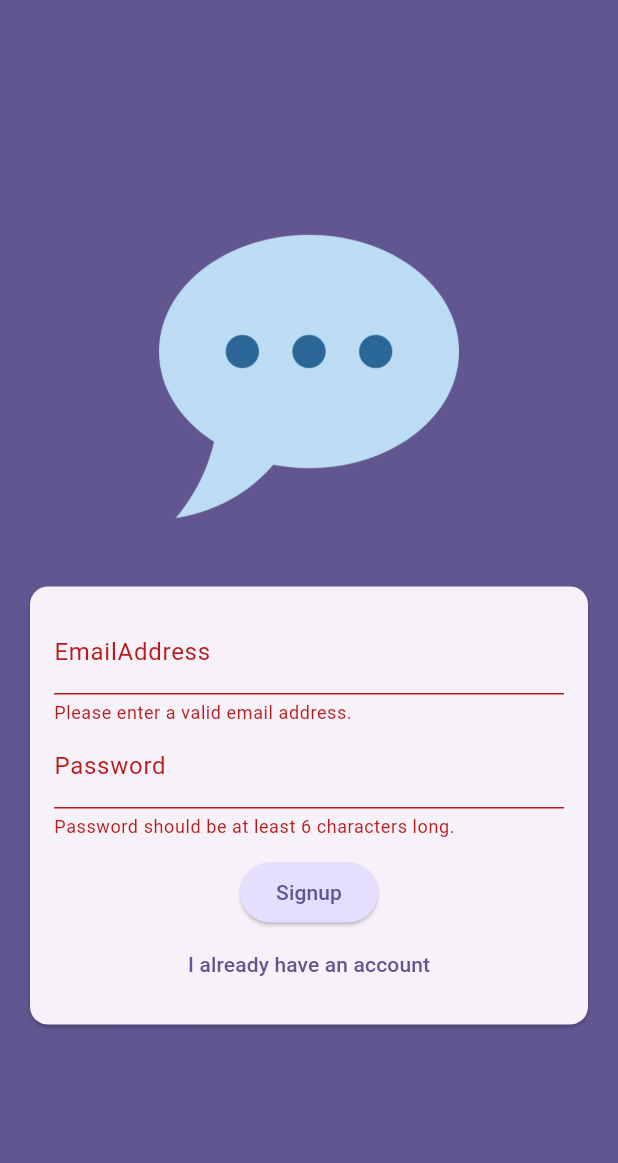
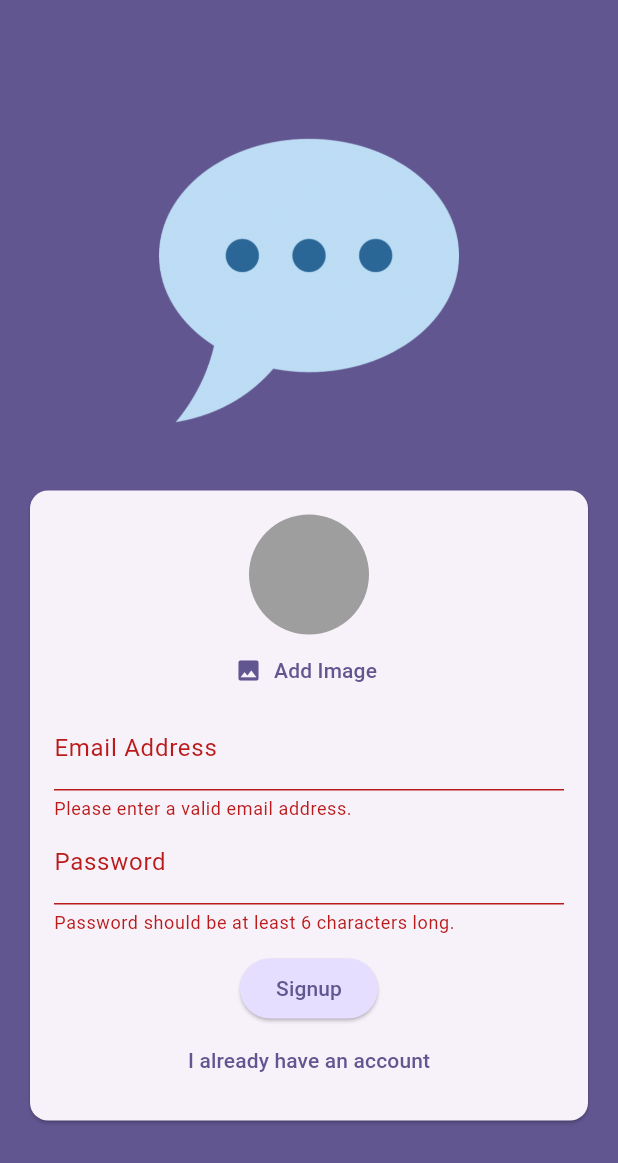
Before and after one commit to JaneGH/flutter-chat-app, a Flutter app: the screen it shows after launch, after a tap on "Login", after a tap on "Create an account", on a phone screen of 412 x 824 dp. Shown: the top 1163 px of the screen. Run offline on Flutter 3.47's test engine with Material 3 defaults, Android fonts, the phone set to English and light mode, and no system bars; our stand-ins replace cloud_firestore, firebase_auth, firebase_core, flutter_dotenv, image_picker; accounts and stored records are empty.

Commit message:
added auth to firebase

```diff
--- a/lib/main.dart
+++ b/lib/main.dart
@@ -1,10 +1,14 @@
 import 'package:flutter/material.dart';
+import 'package:firebase_auth/firebase_auth.dart';
+import 'package:firebase_core/firebase_core.dart';
 import 'package:flutter_chat_app/screens/auth.dart';
-import 'package:firebase_core/firebase_core.dart';
+import 'package:flutter_chat_app/screens/chat.dart';
+import 'package:flutter_chat_app/screens/splash.dart';
 import 'package:flutter_dotenv/flutter_dotenv.dart';
 import 'firebase_options.dart';
 
-Future<void> main() async {
+
+void main() async {
   WidgetsFlutterBinding.ensureInitialized();
   await dotenv.load(fileName: ".env");
   await Firebase.initializeApp(
@@ -23,11 +27,21 @@ class App extends StatelessWidget {
       title: 'FlutterChat',
       theme: ThemeData().copyWith(
          colorScheme: ColorScheme.fromSeed(
-              seedColor: const Color.fromARGB(255, 63, 17, 177)
+            seedColor: const Color.fromARGB(255, 63, 17, 177)),
       ),
-        ),
-        home: AuthScreen(),
+      home: StreamBuilder(
+          stream: FirebaseAuth.instance.authStateChanges(),
+          builder: (ctx, snapshot) {
+            if (snapshot.connectionState == ConnectionState.waiting) {
+              return const SplashScreen();
+            }
 
+            if (snapshot.hasData) {
+              return const ChatScreen();
+            }
+
+            return const AuthScreen();
+          }),
     );
   }
 }
--- a/lib/screens/auth.dart
+++ b/lib/screens/auth.dart
@@ -1,4 +1,10 @@
+import 'dart:io';
+import 'package:cloud_firestore/cloud_firestore.dart';
+import 'package:firebase_auth/firebase_auth.dart';
 import 'package:flutter/material.dart';
+import 'package:flutter_chat_app/widgets/user_image_picker.dart';
+
+final _firebase = FirebaseAuth.instance;
 
 class AuthScreen extends StatefulWidget {
   const AuthScreen({super.key});
@@ -13,14 +19,60 @@ class _AuthScreenState extends State<AuthScreen> {
   final _form = GlobalKey<FormState>();
   var _isLogin = true;
   var _enteredEmail = '';
-  var _enteredPasword = '';
+  var _enteredPassword = '';
+  var _isAuthenticating = true;
+  File? _selectedImage;
 
-  void _submit() {
+  Future<void> _submit() async {
     final isValid = _form.currentState!.validate();
-    if (isValid) {
-      _form.currentState!.save();
-      print(_enteredEmail);
-      print(_enteredPasword);
+    if (!isValid) {
+      return;
+    }
+
+    _form.currentState!.save();
+
+    try {
+      setState(() {
+        _isAuthenticating = true;
+      });
+      if (_isLogin) {
+        final userCredentials = await _firebase.signInWithEmailAndPassword(
+            email: _enteredEmail, password: _enteredPassword);
+      } else
+      {
+        final userCredentials = await _firebase.createUserWithEmailAndPassword(
+            email: _enteredEmail, password: _enteredPassword);
+        //
+        // final storageRef = FirebaseStorage.instance
+        //     .ref()
+        //     .child('user_images')
+        //     .child('${userCredentials.user!.uid}.jpg');
+        //
+        // await storageRef.putFile(_selectedImage!);
+        // final imageUrl = await storageRef.getDownloadURL();
+
+        await FirebaseFirestore.instance
+            .collection('users')
+            .doc(userCredentials.user!.uid)
+            .set({
+          'username': "name",
+          'email': _enteredEmail,
+          // 'image_url': imageUrl,
+        });
+      }
+    } on FirebaseAuthException catch (error) {
+      if (error.code == 'email-already-in-use') {
+        // ...
+      }
+      ScaffoldMessenger.of(context).clearSnackBars();
+      ScaffoldMessenger.of(context).showSnackBar(
+        SnackBar(
+          content: Text(error.message ?? 'Authentication failed.'),
+        ),
+      );
+      setState(() {
+        _isAuthenticating = false;
+      });
     }
   }
 
@@ -49,10 +101,15 @@ class _AuthScreenState extends State<AuthScreen> {
                         child: Column(
                           mainAxisSize: MainAxisSize.min,
                           children: [
+                            if (!_isLogin)
+                              UserImagePicker(
+                                onPickImage: (pickedImage) {
+                                  _selectedImage = pickedImage;
+                                },
+                              ),
                             TextFormField(
-                              decoration: InputDecoration(
-                                labelText: 'EmailAddress',
-                              ),
+                              decoration: const InputDecoration(
+                                  labelText: 'Email Address'),
                               keyboardType: TextInputType.emailAddress,
                               autocorrect: false,
                               textCapitalization: TextCapitalization.none,
@@ -62,6 +119,7 @@ class _AuthScreenState extends State<AuthScreen> {
                                     !value.contains('@')) {
                                   return 'Please enter a valid email address.';
                                 }
+
                                 return null;
                               },
                               onSaved: (value) {
@@ -80,7 +138,7 @@ class _AuthScreenState extends State<AuthScreen> {
                                 return null;
                               },
                               onSaved: (value) {
-                                _enteredPasword = value!;
+                                _enteredPassword = value!;
                               },
                             ),
                             const SizedBox(height: 12),
--- /dev/null
+++ b/lib/screens/splash.dart
@@ -0,0 +1,17 @@
+import 'package:flutter/material.dart';
+
+class SplashScreen extends StatelessWidget {
+  const SplashScreen({super.key});
+
+  @override
+  Widget build(BuildContext context) {
+    return Scaffold(
+      appBar: AppBar(
+        title: const Text('FlutterChat'),
+      ),
+      body: const Center(
+        child: Text('Loading...'),
+      ),
+    );
+  }
+}
--- /dev/null
+++ b/lib/widgets/user_image_picker.dart
@@ -0,0 +1,63 @@
+import 'dart:io';
+import 'package:flutter/material.dart';
+import 'package:image_picker/image_picker.dart';
+
+class UserImagePicker extends StatefulWidget {
+  const UserImagePicker({
+    super.key,
+    required this.onPickImage,
+  });
+
+  final void Function(File pickedImage) onPickImage;
+
+  @override
+  State<UserImagePicker> createState() {
+    return _UserImagePickerState();
+  }
+}
+
+class _UserImagePickerState extends State<UserImagePicker> {
+  File? _pickedImageFile;
+
+  void _pickImage() async {
+    final pickedImage = await ImagePicker().pickImage(
+      source: ImageSource.camera,
+      imageQuality: 50,
+      maxWidth: 150,
+    );
+
+    if (pickedImage == null) {
+      return;
+    }
+
+    setState(() {
+      _pickedImageFile = File(pickedImage.path);
+    });
+
+    widget.onPickImage(_pickedImageFile!);
+  }
+
+  @override
+  Widget build(BuildContext context) {
+    return Column(
+      children: [
+        CircleAvatar(
+          radius: 40,
+          backgroundColor: Colors.grey,
+          foregroundImage:
+          _pickedImageFile != null ? FileImage(_pickedImageFile!) : null,
+        ),
+        TextButton.icon(
+          onPressed: _pickImage,
+          icon: const Icon(Icons.image),
+          label: Text(
+            'Add Image',
+            style: TextStyle(
+              color: Theme.of(context).colorScheme.primary,
+            ),
+          ),
+        )
+      ],
+    );
+  }
+}
--- a/pubspec.yaml
+++ b/pubspec.yaml
@@ -37,6 +37,8 @@ dependencies:
   cupertino_icons: ^1.0.8
   firebase_core: ^3.12.1
   firebase_auth: ^5.5.1
+  image_picker: ^1.1.2
+  cloud_firestore: ^5.6.5
 
 dev_dependencies:
   flutter_test:
```
Also changed, not shown: lib/screens/chat.dart (added, +58 -0 lines), pubspec.lock, 130 other files. Lines whose indentation alone changed are shown as unchanged.
